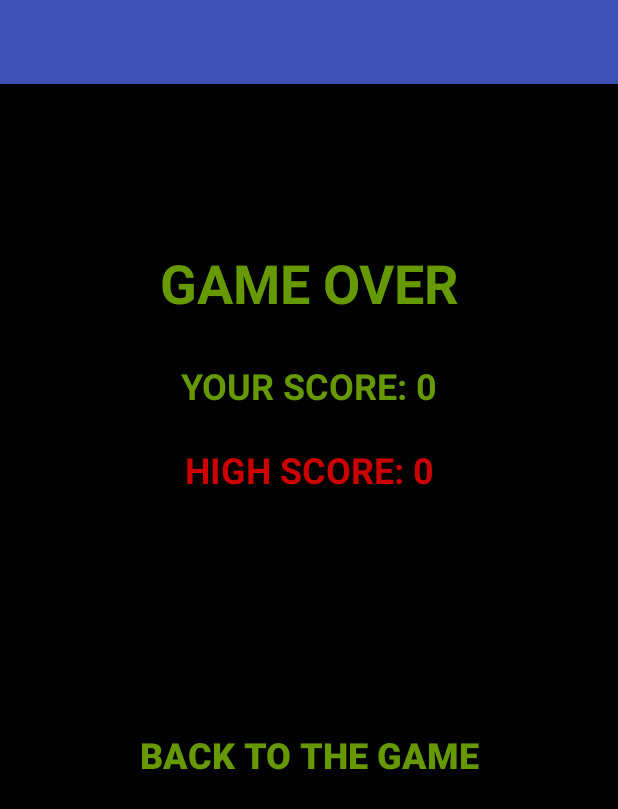
After one commit to sergiosalomao/genius, an Android app: the HighScore screen opened directly, with no data from a screen before it, on a phone screen of 412 x 824 dp. The commit adds this screen. Shown: the top 809 px of the screen. Run offline under Robolectric (Android 15) with nearby library versions, the phone set to English and light mode, and no system bars.

Commit message:
highScore implemented

```diff
--- a/app/src/main/AndroidManifest.xml
+++ b/app/src/main/AndroidManifest.xml
@@ -16,6 +16,7 @@
                 <category android:name="android.intent.category.LAUNCHER" />
             </intent-filter>
         </activity>
+        <activity android:name=".HighScore"></activity>
     </application>
 
 </manifest>
--- /dev/null
+++ b/app/src/main/java/game/com/br/genius/HighScore.java
@@ -0,0 +1,89 @@
+package game.com.br.genius;
+
+import android.annotation.SuppressLint;
+import android.app.Activity;
+import android.content.Intent;
+import android.content.SharedPreferences;
+import android.graphics.Color;
+import android.media.MediaPlayer;
+import android.net.wifi.p2p.WifiP2pManager;
+import android.os.Handler;
+import android.preference.PreferenceManager;
+import android.provider.SyncStateContract;
+import android.renderscript.Script;
+import android.support.constraint.Constraints;
+import android.support.v7.app.AppCompatActivity;
+import android.os.Bundle;
+import android.view.MotionEvent;
+import android.view.View;
+import android.view.View.OnTouchListener;
+import android.view.animation.AlphaAnimation;
+import android.view.animation.Animation;
+import android.widget.ImageButton;
+import android.widget.ImageView;
+import android.widget.TextView;
+
+import org.w3c.dom.Text;
+
+import java.util.ArrayList;
+import java.util.Random;
+import java.util.Timer;
+import java.util.TimerTask;
+
+public class HighScore extends AppCompatActivity {
+
+    TextView txtYourScore,txtHighScore,txtScreenTitle;
+    @Override
+    protected void onCreate(Bundle savedInstanceState) {
+        super.onCreate( savedInstanceState );
+        setContentView( R.layout.activity_high_score );
+
+        txtScreenTitle = findViewById( R.id.txtScreenTitle );
+        txtYourScore = findViewById( R.id.txtYourScore );
+        txtHighScore = findViewById( R.id.txtHighScore );
+
+        txtScreenTitle.setText(getScreenTitle() );
+        txtYourScore.setText( "YOUR SCORE: " + getLastScore() );
+        txtHighScore.setText( "HIGH SCORE: " + getHighScore() );
+
+    }
+
+    public void goBack(View view){
+
+        Intent intent = new Intent(HighScore.this,MainActivity.class);
+        startActivity(intent);
+
+
+    }
+
+    public int getHighScore(){
+        SharedPreferences arquivoSalvo = getSharedPreferences( "user_preferences.xml",0);
+        SharedPreferences.Editor manipuladorArquivo;
+        manipuladorArquivo = arquivoSalvo.edit();
+
+        int highscore = arquivoSalvo.getInt("highscore",0);
+        manipuladorArquivo.apply();
+        return highscore;
+    }
+
+
+    public int getLastScore(){
+        SharedPreferences arquivoSalvo = getSharedPreferences( "user_preferences.xml",0);
+        SharedPreferences.Editor manipuladorArquivo;
+        manipuladorArquivo = arquivoSalvo.edit();
+
+        int yourScore = arquivoSalvo.getInt("lastscore",0);
+        manipuladorArquivo.apply();
+        return yourScore;
+    }
+
+    public String getScreenTitle(){
+        SharedPreferences arquivoSalvo = getSharedPreferences( "user_preferences.xml",0);
+        SharedPreferences.Editor manipuladorArquivo;
+        manipuladorArquivo = arquivoSalvo.edit();
+
+        String screentitle = arquivoSalvo.getString("screentitle","GAME OVER");
+        manipuladorArquivo.apply();
+        return screentitle;
+    }
+}
--- /dev/null
+++ b/app/src/main/res/layout/activity_high_score.xml
@@ -0,0 +1,81 @@
+<?xml version="1.0" encoding="utf-8"?>
+<android.support.constraint.ConstraintLayout xmlns:android="http://schemas.android.com/apk/res/android"
+    xmlns:app="http://schemas.android.com/apk/res-auto"
+    xmlns:tools="http://schemas.android.com/tools"
+    android:layout_width="match_parent"
+    android:layout_height="match_parent"
+    android:background="@android:color/background_dark"
+    tools:context=".HighScore">
+
+    <TextView
+        android:id="@+id/txtHighScore"
+        android:layout_width="0dp"
+        android:layout_height="wrap_content"
+        android:layout_marginEnd="8dp"
+        android:layout_marginStart="8dp"
+        android:layout_marginTop="84dp"
+        android:text="HIGH SCORE"
+        android:textAlignment="center"
+        android:textColor="@android:color/holo_red_dark"
+        android:textSize="24sp"
+        android:textStyle="bold"
+        app:layout_constraintEnd_toEndOf="parent"
+        app:layout_constraintHorizontal_bias="0.0"
+        app:layout_constraintStart_toStartOf="parent"
+        app:layout_constraintTop_toBottomOf="@+id/txtScreenTitle" />
+
+    <TextView
+        android:id="@+id/txtYourScore"
+        android:layout_width="0dp"
+        android:layout_height="wrap_content"
+        android:layout_marginEnd="8dp"
+        android:layout_marginStart="8dp"
+        android:layout_marginTop="28dp"
+        android:text="YOUR SCORE"
+        android:textAlignment="center"
+        android:textColor="@android:color/holo_green_dark"
+        android:textSize="24sp"
+        android:textStyle="bold"
+        app:layout_constraintEnd_toEndOf="parent"
+        app:layout_constraintStart_toStartOf="parent"
+        app:layout_constraintTop_toBottomOf="@+id/txtScreenTitle" />
+
+    <TextView
+        android:id="@+id/txtScreenTitle"
+        android:layout_width="269dp"
+        android:layout_height="0dp"
+        android:layout_marginEnd="8dp"
+        android:layout_marginStart="8dp"
+        android:layout_marginTop="108dp"
+        android:text="GAME OVER"
+        android:textAlignment="center"
+        android:textColor="@android:color/holo_green_dark"
+        android:textSize="36sp"
+        android:textStyle="bold"
+        app:layout_constraintEnd_toEndOf="parent"
+        app:layout_constraintStart_toStartOf="parent"
+        app:layout_constraintTop_toTopOf="parent" />
+
+    <Button
+        android:id="@+id/button2"
+        android:layout_width="0dp"
+        android:layout_height="wrap_content"
+        android:layout_marginBottom="8dp"
+        android:layout_marginEnd="8dp"
+        android:layout_marginStart="8dp"
+        android:layout_marginTop="8dp"
+        android:background="@android:color/transparent"
+        android:onClick="goBack"
+        android:text="Back to the Game"
+        android:textAlignment="center"
+        android:textColor="@android:color/holo_green_dark"
+        android:textSize="24sp"
+        android:textStyle="bold"
+        app:layout_constraintBottom_toBottomOf="parent"
+        app:layout_constraintEnd_toEndOf="parent"
+        app:layout_constraintHorizontal_bias="0.0"
+        app:layout_constraintStart_toStartOf="parent"
+        app:layout_constraintTop_toBottomOf="@+id/txtHighScore"
+        app:layout_constraintVertical_bias="0.329" />
+
+</android.support.constraint.ConstraintLayout>
```
Also changed, not shown: app/src/main/java/game/com/br/genius/MainActivity.java (+46 -23 lines), app/src/main/res/layout/activity_main.xml (+2 -40 lines), app/src/main/res/drawable-v24/back.png (added).
